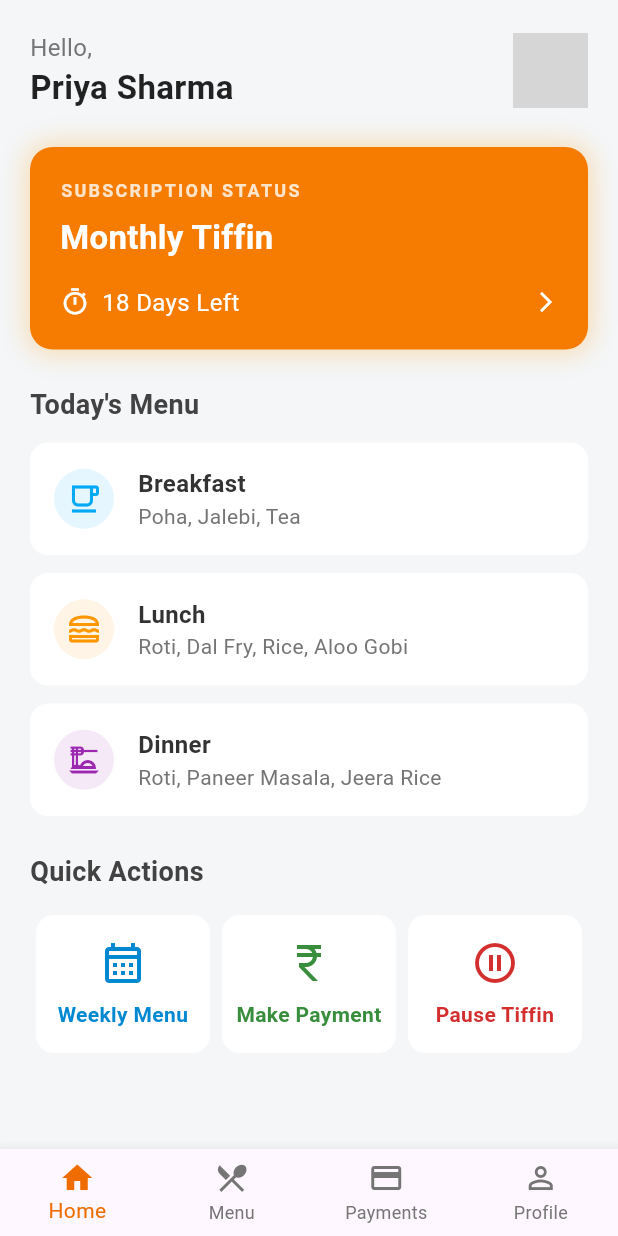
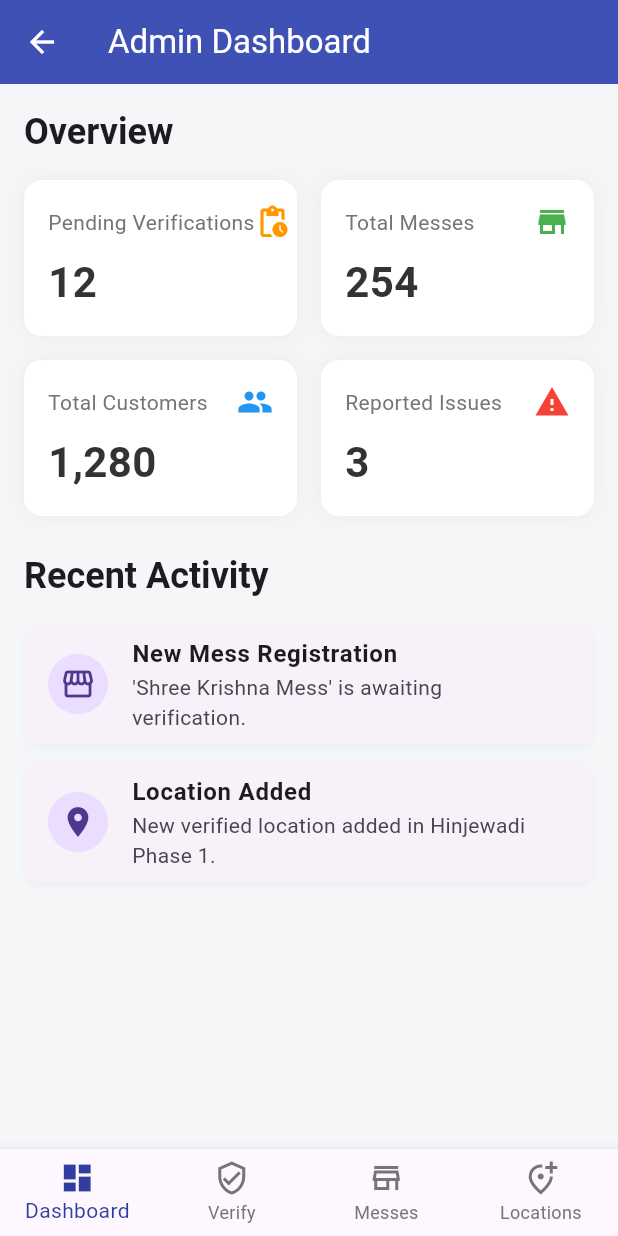
Before and after one commit to DevTamakuwala/daily-dine-pro-flutter, a Flutter app: the screen it shows after launch, after a tap on "customer_dashborad", on a phone screen of 412 x 824 dp. Run offline on Flutter 3.47's test engine with Material 3 defaults, Android fonts, the phone set to English and light mode, and no system bars; our stand-ins replace shared_preferences; missing offline and left inert: encrypt, pointycastle; Roboto replaces fonts that are missing (Poppins); grey boxes are pictures that could not be loaded.

Commit message:
Add AdminDashboard and

```diff
--- a/lib/Screens/Auth/login_form.dart
+++ b/lib/Screens/Auth/login_form.dart
@@ -12,7 +12,8 @@ import '../../widgets/build_submit_button.dart';
 import '../../widgets/build_text_form_field.dart';
 import '../user/mess_owner/mess_dashboard_screen.dart';
 import 'forgot_password_screen.dart';
-import 'package:dailydine/Screens/user/customer/customer_dashboard_screen.dart';
+import '../user/customer/customer_dashboard_screen.dart';
+import '../user/admin/admin_dashboard_screen.dart';
 
 class LoginForm extends StatefulWidget {
   final VoidCallback onFlip;
@@ -59,7 +60,8 @@ class _LoginformState extends State<LoginForm> {
             Navigator.push(
                 context,
                 MaterialPageRoute(
-                    builder: (context) => CustomerDashboardScreen()));
+                   // builder: (context) => CustomerDashboardScreen()));
+                      builder: (context) => AdminDashboardScreen()));
           }),
         const SizedBox(height: 15),
         buildSubmitButton(
--- /dev/null
+++ b/lib/Screens/user/admin/admin_dashboard_screen.dart
@@ -0,0 +1,226 @@
+import 'package:flutter/material.dart';
+
+// This is the main screen that holds the BottomNavigationBar for the Admin.
+class AdminDashboardScreen extends StatefulWidget {
+  const AdminDashboardScreen({super.key});
+
+  @override
+  State<AdminDashboardScreen> createState() => _AdminDashboardScreenState();
+}
+
+class _AdminDashboardScreenState extends State<AdminDashboardScreen> {
+  int _selectedIndex = 0; // Tracks the currently selected tab
+
+  // List of the different pages for the admin
+  static const List<Widget> _widgetOptions = <Widget>[
+    AdminHome(),
+    VerifyMessOwnerScreen(),
+    UpdateMessDataScreen(),
+    AddLocationScreen(),
+  ];
+
+  void _onItemTapped(int index) {
+    setState(() {
+      _selectedIndex = index;
+    });
+  }
+
+  @override
+  Widget build(BuildContext context) {
+    return Scaffold(
+      body: Center(
+        child: _widgetOptions.elementAt(_selectedIndex),
+      ),
+      bottomNavigationBar: BottomNavigationBar(
+        items: const <BottomNavigationBarItem>[
+          BottomNavigationBarItem(
+            icon: Icon(Icons.dashboard_outlined),
+            activeIcon: Icon(Icons.dashboard),
+            label: 'Dashboard',
+          ),
+          BottomNavigationBarItem(
+            icon: Icon(Icons.verified_user_outlined),
+            activeIcon: Icon(Icons.verified_user),
+            label: 'Verify',
+          ),
+          BottomNavigationBarItem(
+            icon: Icon(Icons.store_mall_directory_outlined),
+            activeIcon: Icon(Icons.store_mall_directory),
+            label: 'Messes',
+          ),
+          BottomNavigationBarItem(
+            icon: Icon(Icons.add_location_alt_outlined),
+            activeIcon: Icon(Icons.add_location_alt),
+            label: 'Locations',
+          ),
+        ],
+        currentIndex: _selectedIndex,
+        selectedItemColor: Colors.indigo[700],
+        unselectedItemColor: Colors.grey[600],
+        onTap: _onItemTapped,
+        showUnselectedLabels: true,
+        type: BottomNavigationBarType.fixed,
+      ),
+    );
+  }
+}
+
+// The main content for the Admin's Home/Dashboard tab
+class AdminHome extends StatefulWidget {
+  const AdminHome({super.key});
+
+  @override
+  State<AdminHome> createState() => _AdminHomeState();
+}
+
+class _AdminHomeState extends State<AdminHome> {
+  @override
+  Widget build(BuildContext context) {
+    return Scaffold(
+      appBar: AppBar(
+        title: const Text("Admin Dashboard"),
+        backgroundColor: Colors.indigo,
+        foregroundColor: Colors.white,
+      ),
+      backgroundColor: const Color(0xFFF4F6F8),
+      body: ListView(
+        padding: const EdgeInsets.all(16.0),
+        children: [
+          Text(
+            "Overview",
+            style: Theme.of(context).textTheme.headlineSmall?.copyWith(fontWeight: FontWeight.bold),
+          ),
+          const SizedBox(height: 16),
+          const Row(
+            children: [
+              Expanded(child: _SummaryCard(title: "Pending Verifications", value: "12", icon: Icons.pending_actions, color: Colors.orange)),
+              SizedBox(width: 16),
+              Expanded(child: _SummaryCard(title: "Total Messes", value: "254", icon: Icons.store, color: Colors.green)),
+            ],
+          ),
+          const SizedBox(height: 16),
+          const Row(
+            children: [
+              Expanded(child: _SummaryCard(title: "Total Customers", value: "1,280", icon: Icons.people, color: Colors.blue)),
+              SizedBox(width: 16),
+              Expanded(child: _SummaryCard(title: "Reported Issues", value: "3", icon: Icons.report_problem, color: Colors.red)),
+            ],
+          ),
+          const SizedBox(height: 24),
+          Text(
+            "Recent Activity",
+            style: Theme.of(context).textTheme.headlineSmall?.copyWith(fontWeight: FontWeight.bold),
+          ),
+          const SizedBox(height: 16),
+          const _ActivityCard(
+            title: "New Mess Registration",
+            subtitle: "'Shree Krishna Mess' is awaiting verification.",
+            icon: Icons.storefront,
+          ),
+          const _ActivityCard(
+            title: "Location Added",
+            subtitle: "New verified location added in Hinjewadi Phase 1.",
+            icon: Icons.location_on,
+          ),
+        ],
+      ),
+    );
+  }
+}
+
+// --- Reusable Admin Widgets ---
+
+class _SummaryCard extends StatelessWidget {
+  final String title;
+  final String value;
+  final IconData icon;
+  final Color color;
+  const _SummaryCard({required this.title, required this.value, required this.icon, required this.color});
+
+  @override
+  Widget build(BuildContext context) {
+    return Container(
+      padding: const EdgeInsets.all(16),
+      decoration: BoxDecoration(
+        color: Colors.white,
+        borderRadius: BorderRadius.circular(12),
+        boxShadow: [BoxShadow(color: Colors.grey.withOpacity(0.1), spreadRadius: 1, blurRadius: 10)],
+      ),
+      child: Column(
+        crossAxisAlignment: CrossAxisAlignment.start,
+        children: [
+          Row(
+            mainAxisAlignment: MainAxisAlignment.spaceBetween,
+            children: [
+              Text(title, style: TextStyle(color: Colors.grey.shade600, fontSize: 14)),
+              Icon(icon, color: color),
+            ],
+          ),
+          const SizedBox(height: 8),
+          Text(value, style: const TextStyle(fontSize: 28, fontWeight: FontWeight.bold)),
+        ],
+      ),
+    );
+  }
+}
+
+class _ActivityCard extends StatelessWidget {
+  final String title;
+  final String subtitle;
+  final IconData icon;
+  const _ActivityCard({required this.title, required this.subtitle, required this.icon});
+
+  @override
+  Widget build(BuildContext context) {
+    return Card(
+      elevation: 2,
+      shadowColor: Colors.black.withOpacity(0.1),
+      shape: RoundedRectangleBorder(borderRadius: BorderRadius.circular(10)),
+      margin: const EdgeInsets.only(bottom: 12),
+      child: ListTile(
+        leading: CircleAvatar(child: Icon(icon)),
+        title: Text(title, style: const TextStyle(fontWeight: FontWeight.bold)),
+        subtitle: Text(subtitle),
+      ),
+    );
+  }
+}
+
+
+// --- Placeholder Screens for Admin Navigation ---
+
+class VerifyMessOwnerScreen extends StatefulWidget {
+  const VerifyMessOwnerScreen({super.key});
+  @override
+  State<VerifyMessOwnerScreen> createState() => _VerifyMessOwnerScreenState();
+}
+class _VerifyMessOwnerScreenState extends State<VerifyMessOwnerScreen> {
+  @override
+  Widget build(BuildContext context) {
+    return Scaffold(appBar: AppBar(title: const Text("Verify Mess Owners")), body: const Center(child: Text("Verification List Goes Here", style: TextStyle(fontSize: 20))));
+  }
+}
+
+class UpdateMessDataScreen extends StatefulWidget {
+  const UpdateMessDataScreen({super.key});
+  @override
+  State<UpdateMessDataScreen> createState() => _UpdateMessDataScreenState();
+}
+class _UpdateMessDataScreenState extends State<UpdateMessDataScreen> {
+  @override
+  Widget build(BuildContext context) {
+    return Scaffold(appBar: AppBar(title: const Text("Manage Messes")), body: const Center(child: Text("Mess List Goes Here", style: TextStyle(fontSize: 20))));
+  }
+}
+
+class AddLocationScreen extends StatefulWidget {
+  const AddLocationScreen({super.key});
+  @override
+  State<AddLocationScreen> createState() => _AddLocationScreenState();
+}
+class _AddLocationScreenState extends State<AddLocationScreen> {
+  @override
+  Widget build(BuildContext context) {
+    return Scaffold(appBar: AppBar(title: const Text("Add Verified Locations")), body: const Center(child: Text("Location Management UI Goes Here", style: TextStyle(fontSize: 20))));
+  }
+}
```
